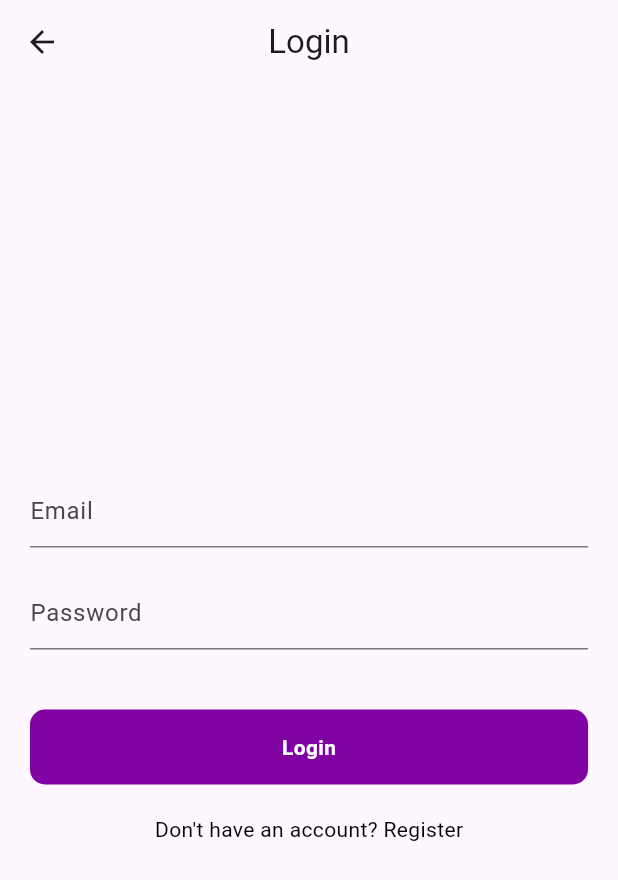
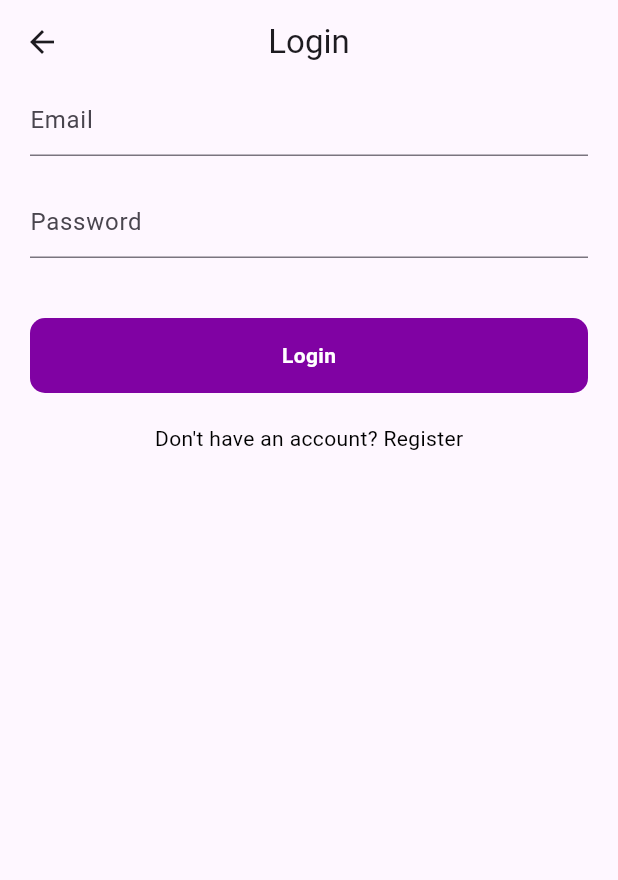
Before and after one commit to nahidhasanniloy/api, a Flutter app: the screen it shows after launch, after a tap on "Already have an account? Login", on a phone screen of 412 x 824 dp. Shown: the top 880 px of the screen. Run offline on Flutter 3.47's test engine with Material 3 defaults, Android fonts, the phone set to English and light mode, and no system bars; our stand-ins replace device_preview, get, pin_code_fields, shared_preferences; network calls fail.

Commit message:
loginm -register and otp complete

```diff
--- a/lib/views/login/login.dart
+++ b/lib/views/login/login.dart
@@ -1,5 +1,4 @@
 // ignore_for_file: prefer_const_constructors
-
 import 'package:flutter/material.dart';
 import 'package:get/get.dart';
 import '../../utils/app_colors.dart';
@@ -18,12 +17,10 @@ class LoginPage extends StatelessWidget {
   @override
   Widget build(BuildContext context) {
     return Scaffold(
-      appBar: AppBar(
-        title: const Text("Login"),
-        centerTitle: true,
-      ),
+      appBar: AppBar(title: const Text("Login"), centerTitle: true),
       body: Padding(
         padding: const EdgeInsets.symmetric(horizontal: 20),
+        child: SingleChildScrollView(
           child: Column(
             mainAxisAlignment: MainAxisAlignment.center,
             children: [
@@ -86,6 +83,7 @@ class LoginPage extends StatelessWidget {
             ],
           ),
         ),
+      ),
     );
   }
 }
--- a/lib/views/signup/register.dart
+++ b/lib/views/signup/register.dart
@@ -25,9 +25,11 @@ class Register extends StatelessWidget {
         actions: const [Icon(Icons.more_vert)],
       ),
       body: Padding(
-        padding: const EdgeInsets.symmetric(horizontal: 20),
+        padding: const EdgeInsets.symmetric(horizontal: 20, vertical: 110),
+        child: SingleChildScrollView(
           child: Column(
             mainAxisAlignment: MainAxisAlignment.center,
+            crossAxisAlignment: CrossAxisAlignment.center,
             children: [
               TextFormField(
                 controller: firstnameController,
@@ -108,6 +110,7 @@ class Register extends StatelessWidget {
             ],
           ),
         ),
+      ),
     );
   }
 }
```
Also changed, not shown: lib/views/login/login_controller.dart (+26 -4 lines), lib/views/otp/otp/otp_controller.dart (+17 -6 lines). Lines whose indentation alone changed are shown as unchanged.
